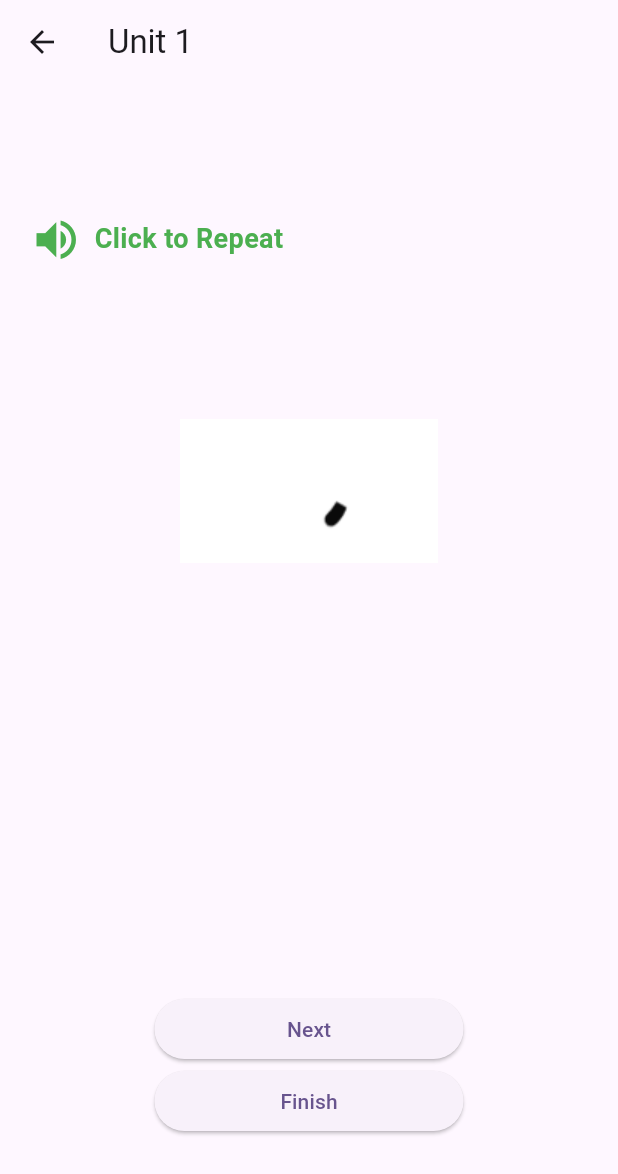
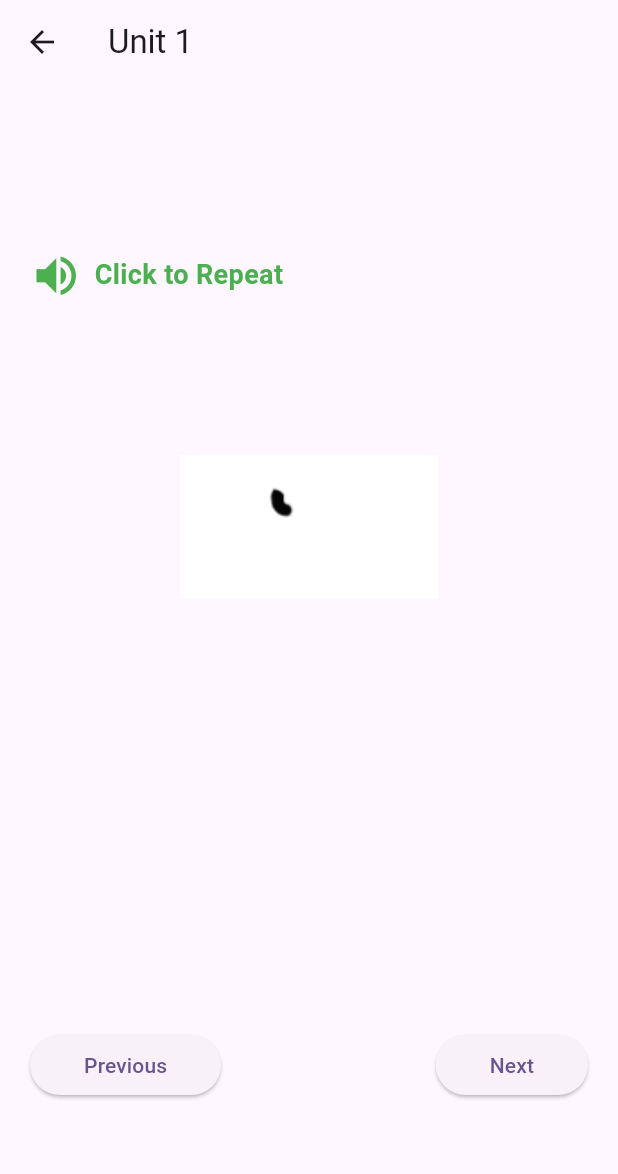
Before and after one commit to kyilwinoo97/tai_learner, a Flutter app: the UnitPage screen opened directly, after a tap on "Next", on a phone screen of 412 x 824 dp. Shown: the top 1174 px of the screen. Run offline on Flutter 3.47's test engine with Material 3 defaults, Android fonts, the phone set to English and light mode, and no system bars; our stand-ins replace equatable, firebase_core, flutter_bloc, get_it; missing offline and left inert: dart:ffi; accounts and stored records are empty.

Commit message:
unit pager add

```diff
--- /dev/null
+++ b/lib/bloc/pager/pager_bloc.dart
@@ -0,0 +1,40 @@
+import 'dart:async';
+
+import 'package:equatable/equatable.dart';
+import 'package:flutter/cupertino.dart';
+import 'package:flutter_bloc/flutter_bloc.dart';
+import 'package:tai_learner/repository/unit/unit_repository.dart';
+
+import '../../../../../data/model/Unit.dart';
+
+part 'pager_event.dart';
+
+part 'pager_state.dart';
+
+class PagerBloc extends Bloc<PagerEvent, PagerState> {
+
+  int currentIndex = 0;
+  PagerBloc() : super(UnInitialState(0)) {
+    on<Next>(_next);
+    on<Previous>(_previous);
+  }
+
+
+  FutureOr<void> _next(Next event, Emitter<PagerState> emit) {
+    currentIndex ++;
+    if(currentIndex == event.pageLength - 1){
+      emit(PagerFinish(currentIndex));
+
+    }else{
+      emit(PagerSuccess(currentIndex));
+
+    }
+  }
+
+  FutureOr<void> _previous(Previous event, Emitter<PagerState> emit) {
+    if(currentIndex > 0){
+      currentIndex --;
+    }
+    emit(PagerSuccess(currentIndex));
+  }
+}
--- /dev/null
+++ b/lib/bloc/pager/pager_event.dart
@@ -0,0 +1,13 @@
+part of 'pager_bloc.dart';
+class PagerEvent extends Equatable{
+  PagerEvent();
+  @override
+  List<Object> get props => [];
+}
+class Next extends PagerEvent{
+  int pageLength;
+  Next(this.pageLength);
+}
+class Previous extends PagerEvent{
+  Previous();
+}
--- /dev/null
+++ b/lib/bloc/pager/pager_state.dart
@@ -0,0 +1,18 @@
+part of 'pager_bloc.dart';
+
+abstract class PagerState extends Equatable{
+  int pageCount = 0;
+   PagerState(this.pageCount);
+  @override
+  List<Object> get props => [pageCount];
+}
+class UnInitialState extends PagerState{
+  UnInitialState(super.pageCount);
+}
+
+class PagerSuccess extends PagerState{
+  PagerSuccess(super.pageCount);
+}
+class PagerFinish extends PagerState{
+  PagerFinish(super.pageCount);
+}
--- a/lib/ui/pages/unit/bloc/unit_bloc.dart
+++ b/lib/bloc/unit/unit_bloc.dart
@@ -1,8 +1,10 @@
+import 'dart:async';
+
 import 'package:equatable/equatable.dart';
 import 'package:flutter_bloc/flutter_bloc.dart';
 import 'package:tai_learner/repository/unit/unit_repository.dart';
 
-import '../../../../data/model/Unit.dart';
+import '../../../../../data/model/Unit.dart';
 
 part 'unit_event.dart';
 
--- a/lib/injection_container.dart
+++ b/lib/injection_container.dart
@@ -1,12 +1,15 @@
 
 import 'package:get_it/get_it.dart';
+import 'package:tai_learner/bloc/pager/pager_bloc.dart';
 import 'package:tai_learner/repository/unit/unit_repository.dart';
-import 'package:tai_learner/ui/pages/unit/bloc/unit_bloc.dart';
+
+import 'bloc/unit/unit_bloc.dart';
 
 final sl = GetIt.instance;
 
 Future<void> init() async{
   sl.registerFactory(() => UnitBloc(repository: sl()));
+  sl.registerFactory(() => PagerBloc());
 
 
   //repository
--- a/lib/main.dart
+++ b/lib/main.dart
@@ -1,8 +1,9 @@
 import 'package:firebase_core/firebase_core.dart';
 import 'package:flutter/material.dart';
 import 'package:flutter_bloc/flutter_bloc.dart';
+import 'package:tai_learner/bloc/pager/pager_bloc.dart';
 import 'package:tai_learner/ui/pages/landing_page/landing_page.dart';
-import 'package:tai_learner/ui/pages/unit/bloc/unit_bloc.dart';
+import 'bloc/unit/unit_bloc.dart';
 import 'injection_container.dart' as di;
 
 void main() async{
@@ -13,9 +14,9 @@ void main() async{
       BlocProvider<UnitBloc>(
         create: (BuildContext context) => di.sl<UnitBloc>(),
       ),
-      // BlocProvider<TableBloc>(
-      //   create: (BuildContext context) => di.sl<TableBloc>(),
-      // ),
+      BlocProvider<PagerBloc>(
+        create: (BuildContext context) => di.sl<PagerBloc>(),
+      ),
     ], child:const MyApp()));
 
 }
--- a/lib/ui/pages/unit/unit_page.dart
+++ b/lib/ui/pages/unit/unit_page.dart
@@ -2,10 +2,12 @@ import 'dart:convert';
 
 import 'package:flutter/material.dart';
 import 'package:flutter_bloc/flutter_bloc.dart';
+import 'package:tai_learner/bloc/pager/pager_bloc.dart';
 import 'package:tai_learner/repository/unit/unit_repository.dart';
-import 'package:tai_learner/ui/pages/unit/bloc/unit_bloc.dart';
 
+import '../../../bloc/unit/unit_bloc.dart';
 import '../../../data/model/Unit.dart';
+import 'package:tai_learner/injection_container.dart' as di;
 
 class UnitPage extends StatefulWidget {
   const UnitPage({super.key});
@@ -15,23 +17,27 @@ class UnitPage extends StatefulWidget {
 }
 
 class _UnitPageState extends State<UnitPage> {
-  List<Unit> lstUnit = [];
   var controller = PageController();
+  var unitBloc;
+  var pagerBloc;
 
   @override
   void initState() {
     super.initState();
+    unitBloc = di.sl<UnitBloc>();
+    pagerBloc = di.sl<PagerBloc>();
     getUnit();
   }
 
   @override
   Widget build(BuildContext context) {
-    int currentIndex = 0;
     return Scaffold(
         appBar: AppBar(
           title: const Text("Unit 1"),
         ),
-      body: BlocBuilder<UnitBloc, UnitState>(builder: (context, state) {
+        body: BlocBuilder<UnitBloc, UnitState>(
+          bloc: unitBloc,
+          builder: (context, state) {
             if (state is Success) {
               return Column(
                   mainAxisAlignment: MainAxisAlignment.center,
@@ -51,50 +57,86 @@ class _UnitPageState extends State<UnitPage> {
                         itemCount: state.result.length,
                       ),
                     ),
-              Container(
-                  width: MediaQuery.of(context).size.width * 0.5,
-                  margin: const EdgeInsets.symmetric(horizontal: 12.0),
-                  child: ElevatedButton(
-                      onPressed: () {
-                        if(++ currentIndex < state.result.length){
-                          controller.jumpToPage(++ currentIndex);
+                    buildButton(state.result.length),
+                  ]);
+            } else if (state is Failure) {
+              return Center(
+                child: Text(state.message),
+              );
+            } else {
+              return const CircularProgressIndicator(
+                color: Colors.green,
+              );
             }
           },
-                      child:  const Text("Next")),
-                ),
-                Container(
-                  width: MediaQuery.of(context).size.width * 0.5,
-                  margin: const EdgeInsets.symmetric(horizontal: 12.0),
-                  child: ElevatedButton(
+        ));
+  }
+
+  void getUnit() {
+    unitBloc.add(GetAllUnit());
+  }
+
+  Widget buildButton(int listLength) {
+    return BlocConsumer<PagerBloc, PagerState>(
+      bloc: pagerBloc,
+      listener: (context, state) {
+        if (state is PagerSuccess) {
+          controller.jumpToPage(state.pageCount);
+        }
+      },
+      builder: (context, state) {
+        if (state is PagerFinish) {
+          return Row(
+            mainAxisAlignment: MainAxisAlignment.spaceBetween,
+            children: [
+              ButtonWidget(
+                  onPressed: () {
+                    pagerBloc.add(Previous());
+                  },
+                  text: "Previous"),
+              ButtonWidget(
                   onPressed: () {
                     Navigator.of(context).pop();
                   },
-                      child: const Text("Finish")
-                ))
-              ]);
-        }else if (state is Failure){
-          return  Center(
-            child: Text(state.message),
+                  text: "Finish"),
+            ],
           );
-        }else{
-          return const CircularProgressIndicator(color: Colors.green,);
-
+        } else {
+          return Row(
+            mainAxisAlignment: MainAxisAlignment.spaceBetween,
+            children: [
+              ButtonWidget(
+                  onPressed: () {
+                    pagerBloc.add(Previous());
+                  },
+                  text: "Previous"),
+              ButtonWidget(
+                  onPressed: () {
+                    pagerBloc.add(Next(listLength));
+                  },
+                  text: "Next")
+            ],
+          );
         }
-      }),
-
+      },
     );
   }
 
-  void loadData() async {
-    var repository = UnitRepository();
-    var lst = await repository.getUnit();
-    setState(() {
-      lstUnit.addAll(lst);
-    });
-  }
-
-  void getUnit() {
-    BlocProvider.of<UnitBloc>(context).add(GetAllUnit());
+  Widget ButtonWidget({VoidCallback? onPressed, required String text}) {
+    return Container(
+        margin: const EdgeInsets.symmetric(horizontal: 20.0),
+        child: ElevatedButton(
+            onPressed: onPressed,
+            child: Padding(
+              padding:
+                  const EdgeInsets.symmetric(horizontal: 12.0, vertical: 6.0),
+              child: Text(
+                text,
+                style: const TextStyle(
+                  fontSize: 14.0,
+                ),
+              ),
+            )));
   }
 }
 
```
Also changed, not shown: lib/bloc/unit/unit_event.dart (renamed from lib/ui/pages/unit/bloc/unit_event.dart), lib/bloc/unit/unit_state.dart (line endings or trailing spaces). Lines whose indentation alone changed are shown as unchanged.
